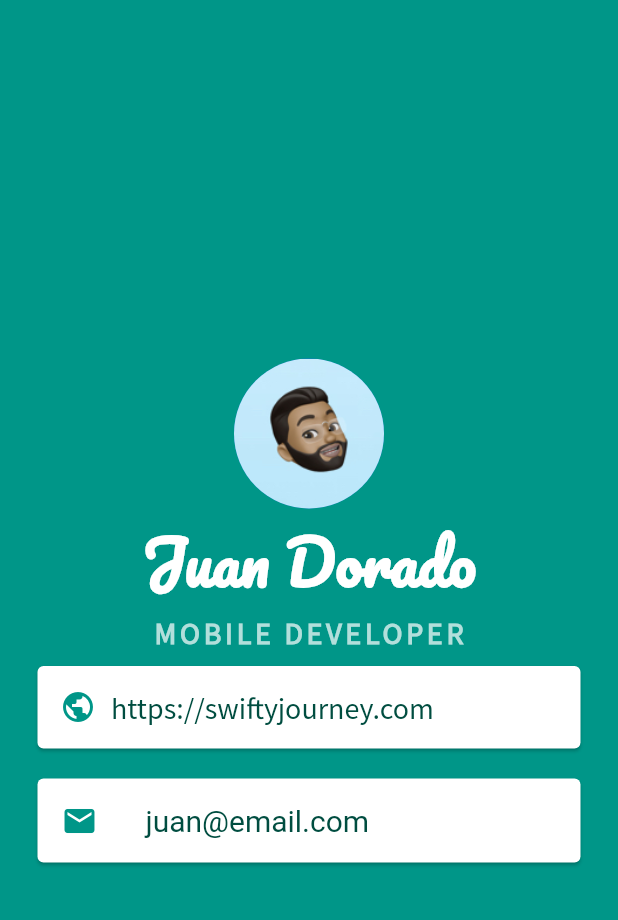
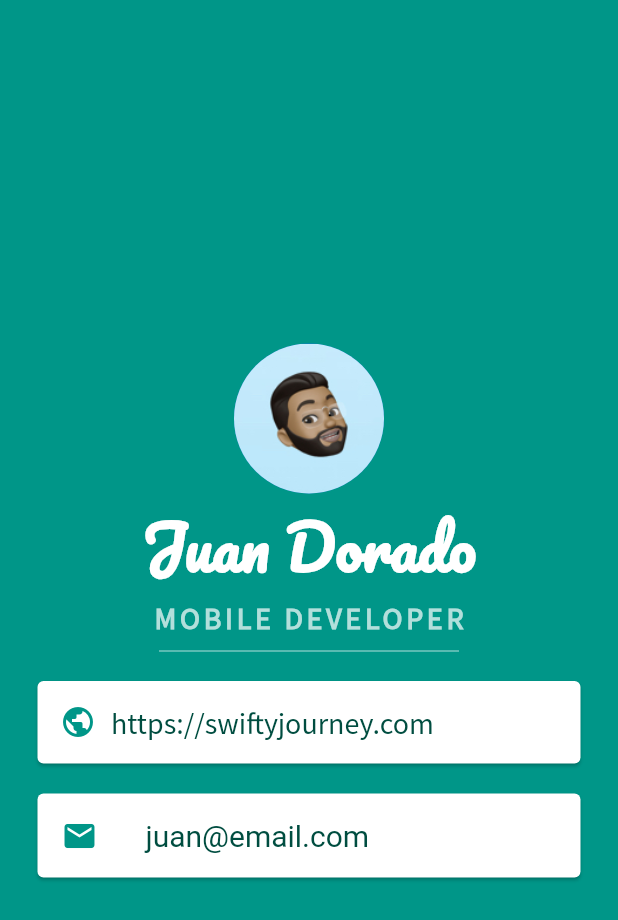
Before and after one commit to fdorado985/MiCard-Flutter, a Flutter app: the screen it shows after launch, on a phone screen of 412 x 824 dp. Shown: the top 920 px of the screen. Run offline on Flutter 3.47's test engine with Material 2 defaults, Android fonts, the phone set to English and light mode, and no system bars.

Commit message:
Add a divider

```diff
--- a/lib/main.dart
+++ b/lib/main.dart
@@ -35,6 +35,13 @@ class MyApp extends StatelessWidget {
                     letterSpacing: 2.5,
                     fontWeight: FontWeight.bold,
                     fontSize: 20.0),
+              ),
+              SizedBox(
+                height: 20.0,
+                width: 200.0,
+                child: Divider(
+                  color: Colors.teal.shade100,
+                ),
               ),
               Card(
                 color: Colors.white,
```
